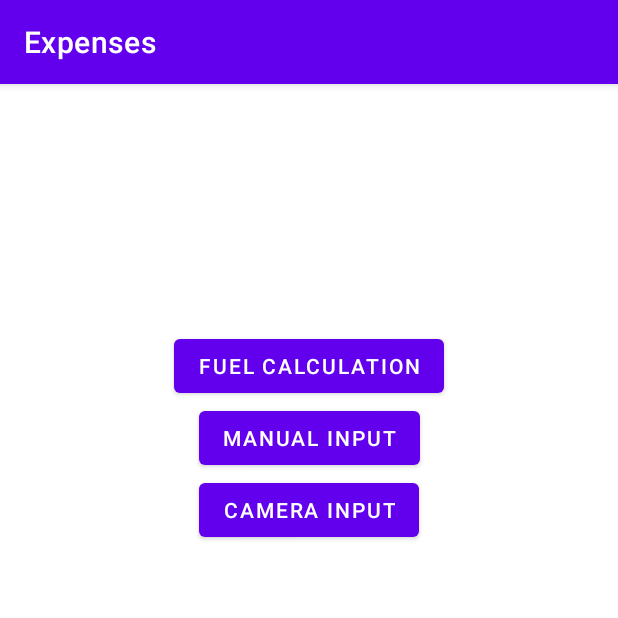
After one commit to ishay320/Expenses, an Android app: the MainMenu screen opened directly, with no data from a screen before it, on a phone screen of 412 x 824 dp, the top half of it. The commit adds this screen. Run offline under Robolectric (Android 15) with nearby library versions, the phone set to English and light mode, and no system bars.

Commit message:
main menu

```diff
--- a/app/src/main/AndroidManifest.xml
+++ b/app/src/main/AndroidManifest.xml
@@ -10,6 +10,12 @@
         android:supportsRtl="true"
         android:theme="@style/Theme.Expenses">
         <activity
+            android:name=".ManualInput"
+            android:exported="true" />
+        <activity
+            android:name=".MainMenu"
+            android:exported="true" />
+        <activity
             android:name=".MainActivity"
             android:exported="true">
             <intent-filter>
--- /dev/null
+++ b/app/src/main/java/com/example/expenses/MainMenu.java
@@ -0,0 +1,38 @@
+package com.example.expenses;
+
+import androidx.appcompat.app.AppCompatActivity;
+
+import android.content.Intent;
+import android.os.Bundle;
+import android.view.View;
+import android.widget.Button;
+
+public class MainMenu extends AppCompatActivity {
+    Button button_fuel_calculation,button_manual_input,button_camera_input;
+    @Override
+    protected void onCreate(Bundle savedInstanceState) {
+        super.onCreate(savedInstanceState);
+        setContentView(R.layout.activity_main_menu);
+        button_fuel_calculation = findViewById(R.id.fuel_calculation);
+        button_manual_input = findViewById(R.id.manual_input);
+        button_camera_input = findViewById(R.id.camera_input);
+        button_fuel_calculation.setOnClickListener(new View.OnClickListener() {
+            @Override
+            public void onClick(View view) {
+                start_activity(MainActivity.class);
+            }
+        });
+        button_manual_input.setOnClickListener(new View.OnClickListener() {
+            @Override
+            public void onClick(View view) {
+                start_activity(ManualInput.class);
+            }
+        });
+    }
+
+
+    void start_activity(Class<?> next_activity){
+        Intent intent = new Intent(this,next_activity);
+        startActivity(intent);
+    }
+}
--- /dev/null
+++ b/app/src/main/res/layout/activity_main_menu.xml
@@ -0,0 +1,38 @@
+<?xml version="1.0" encoding="utf-8"?>
+<androidx.constraintlayout.widget.ConstraintLayout xmlns:android="http://schemas.android.com/apk/res/android"
+    xmlns:app="http://schemas.android.com/apk/res-auto"
+    xmlns:tools="http://schemas.android.com/tools"
+    android:layout_width="match_parent"
+    android:layout_height="match_parent"
+    tools:context=".MainMenu">
+
+    <Button
+        android:id="@+id/fuel_calculation"
+        android:layout_width="wrap_content"
+        android:layout_height="wrap_content"
+        android:layout_marginTop="164dp"
+        android:text="Fuel calculation"
+        app:layout_constraintEnd_toEndOf="parent"
+        app:layout_constraintStart_toStartOf="parent"
+        app:layout_constraintTop_toTopOf="parent" />
+
+    <Button
+        android:id="@+id/manual_input"
+        android:layout_width="wrap_content"
+        android:layout_height="wrap_content"
+        android:text="manual input"
+        app:layout_constraintEnd_toEndOf="parent"
+        app:layout_constraintStart_toStartOf="parent"
+        app:layout_constraintTop_toBottomOf="@+id/fuel_calculation" />
+
+    <Button
+        android:id="@+id/camera_input"
+        android:layout_width="wrap_content"
+        android:layout_height="wrap_content"
+        android:text="camera input"
+        app:layout_constraintBottom_toBottomOf="parent"
+        app:layout_constraintEnd_toEndOf="parent"
+        app:layout_constraintStart_toStartOf="parent"
+        app:layout_constraintTop_toBottomOf="@+id/manual_input"
+        app:layout_constraintVertical_bias="0.0" />
+</androidx.constraintlayout.widget.ConstraintLayout>
```
Also changed, not shown: app/src/main/java/com/example/expenses/ManualInput.java (added, +14 -0 lines), app/src/main/res/layout/activity_main.xml (+6 -5 lines), app/src/main/res/layout/activity_manual_input.xml (added, +9 -0 lines).
